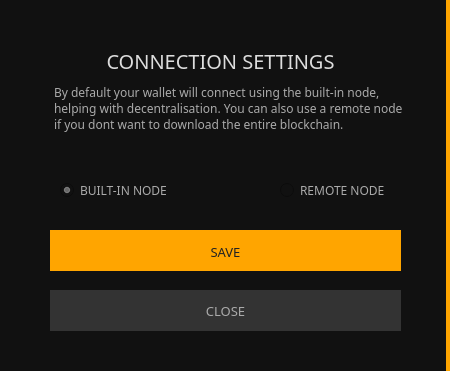
The window that src/gui/ui/nodesettings.ui (ConcealNetwork/conceal-desktop) describes before a commit, drawn with Qt 5.
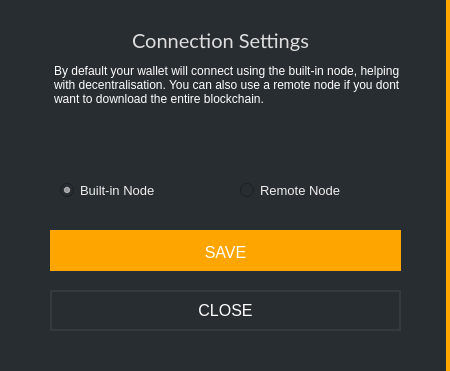
The same window after the commit.

Patch:
```diff
--- a/src/gui/ui/nodesettings.ui
+++ b/src/gui/ui/nodesettings.ui
@@ -20,7 +20,7 @@
    <string>Conceal Wallet :: Connection Settings</string>
   </property>
   <property name="styleSheet">
-   <string notr="true">border: 0px;</string>
+   <string notr="true">border: 0px; background-color: #282d31;</string>
   </property>
   <widget class="QGroupBox" name="groupBox">
    <property name="geometry">
@@ -32,7 +32,7 @@
     </rect>
    </property>
    <property name="styleSheet">
-    <string notr="true">background-color: #111; border-right: 4px solid orange;</string>
+    <string notr="true">background-color: #282d31; border-right: 4px solid orange;</string>
    </property>
    <property name="title">
     <string/>
@@ -41,14 +41,14 @@
     <property name="geometry">
      <rect>
       <x>0</x>
-      <y>40</y>
+      <y>20</y>
       <width>441</width>
       <height>41</height>
      </rect>
     </property>
     <property name="font">
      <font>
-      <family>Poppins</family>
+      <family>Lato</family>
       <pointsize>15</pointsize>
      </font>
     </property>
@@ -56,7 +56,7 @@
      <string notr="true">color: #ddd; border-right: 0px;</string>
     </property>
     <property name="text">
-     <string>CONNECTION SETTINGS</string>
+     <string>Connection Settings</string>
     </property>
     <property name="alignment">
      <set>Qt::AlignCenter</set>
@@ -66,47 +66,48 @@
     <property name="geometry">
      <rect>
       <x>50</x>
-      <y>80</y>
+      <y>60</y>
       <width>361</width>
-      <height>91</height>
+      <height>101</height>
      </rect>
     </property>
     <property name="font">
      <font>
-      <family>Poppins</family>
-      <pointsize>9</pointsize>
+      <pointsize>-1</pointsize>
      </font>
     </property>
     <property name="styleSheet">
-     <string notr="true">color: #aaa; border-right: 0px;</string>
+     <string notr="true">color: #fff; border-right: 0px; font-size: 15px;</string>
     </property>
     <property name="html">
      <string>&lt;!DOCTYPE HTML PUBLIC &quot;-//W3C//DTD HTML 4.0//EN&quot; &quot;http://www.w3.org/TR/REC-html40/strict.dtd&quot;&gt;
 &lt;html&gt;&lt;head&gt;&lt;meta name=&quot;qrichtext&quot; content=&quot;1&quot; /&gt;&lt;style type=&quot;text/css&quot;&gt;
 p, li { white-space: pre-wrap; }
-&lt;/style&gt;&lt;/head&gt;&lt;body style=&quot; font-family:'Poppins'; font-size:9pt; font-weight:400; font-style:normal;&quot;&gt;
-&lt;p style=&quot; margin-top:0px; margin-bottom:0px; margin-left:0px; margin-right:0px; -qt-block-indent:0; text-indent:0px;&quot;&gt;By default your wallet will connect using the built-in node, helping with decentralisation. You can also use a remote node if you dont want to download the entire blockchain.&lt;/p&gt;&lt;/body&gt;&lt;/html&gt;</string>
+&lt;/style&gt;&lt;/head&gt;&lt;body style=&quot; font-family:'MS Shell Dlg 2'; font-size:15px; font-weight:400; font-style:normal;&quot;&gt;
+&lt;p style=&quot; margin-top:0px; margin-bottom:0px; margin-left:0px; margin-right:0px; -qt-block-indent:0; text-indent:0px;&quot;&gt;&lt;span style=&quot; font-family:'Lato'; font-size:9pt;&quot;&gt;By default your wallet will connect using the built-in node, helping with decentralisation. You can also use a remote node if you dont want to download the entire blockchain.&lt;/span&gt;&lt;/p&gt;&lt;/body&gt;&lt;/html&gt;</string>
     </property>
    </widget>
    <widget class="QRadioButton" name="radioButton">
     <property name="geometry">
      <rect>
-      <x>280</x>
+      <x>240</x>
       <y>180</y>
-      <width>111</width>
+      <width>161</width>
       <height>21</height>
      </rect>
     </property>
     <property name="font">
      <font>
-      <family>Poppins</family>
+      <pointsize>-1</pointsize>
      </font>
     </property>
     <property name="styleSheet">
-     <string notr="true">color: #aaa; border-right: 0px;</string>
+     <string notr="true">color: #eee;
+border-right: 0px;
+font-size: 13px;</string>
     </property>
     <property name="text">
-     <string>REMOTE NODE</string>
+     <string>Remote Node</string>
     </property>
     <property name="checked">
      <bool>false</bool>
@@ -117,20 +118,22 @@
      <rect>
       <x>60</x>
       <y>180</y>
-      <width>121</width>
+      <width>161</width>
       <height>21</height>
      </rect>
     </property>
     <property name="font">
      <font>
-      <family>Poppins</family>
+      <pointsize>-1</pointsize>
      </font>
     </property>
     <property name="styleSheet">
-     <string notr="true">color: #aaa; border-right: 0px;</string>
+     <string notr="true">color: #eee;
+border-right: 0px;
+font-size: 13px;</string>
     </property>
     <property name="text">
-     <string>BUILT-IN NODE</string>
+     <string>Built-in Node</string>
     </property>
     <property name="checked">
      <bool>true</bool>
@@ -153,13 +156,11 @@
     </property>
     <property name="font">
      <font>
-      <family>Poppins</family>
-      <pointsize>10</pointsize>
+      <pointsize>-1</pointsize>
      </font>
     </property>
     <property name="styleSheet">
-     <string notr="true">color: #aaa; background-color: #333; 
-border-right: 0px;</string>
+     <string notr="true">color: white; border: 2px solid #343a40; font-size: 16px; background-color: #21259;</string>
     </property>
     <property name="text">
      <string>CLOSE</string>
@@ -182,13 +183,13 @@
     </property>
     <property name="font">
      <font>
-      <family>Poppins</family>
-      <pointsize>10</pointsize>
+      <pointsize>-1</pointsize>
      </font>
     </property>
     <property name="styleSheet">
-     <string notr="true">color: #222; background-color: orange; border-top: 3px solid orange;
-border-right: 0px;</string>
+     <string notr="true">color: white; background-color: orange; border-top: 3px solid orange;
+border-right: 0px;
+font-size: 16px;</string>
     </property>
     <property name="text">
      <string>SAVE</string>
```
